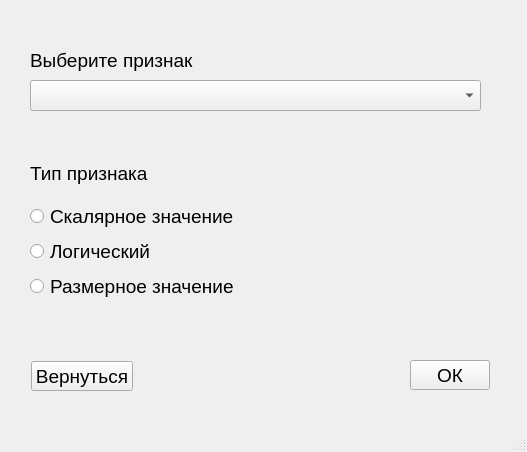
Before: the Qt Designer form layouts/knowledgeEditorFeaturePossibleDefinition.ui in RyndychRD/Classifier, drawn with Qt 5.
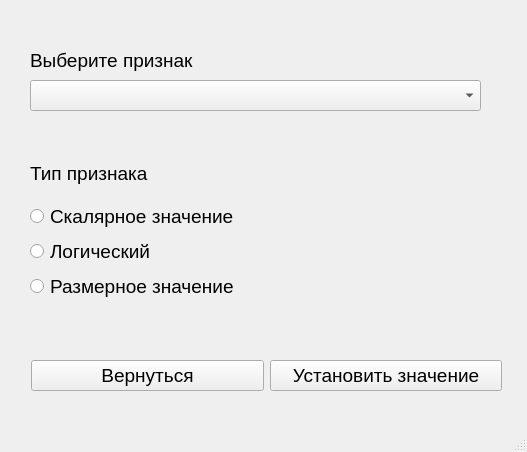
After: the same form once the commit is applied.

Patch:
```diff
--- a/layouts/knowledgeEditorFeaturePossibleDefinition.ui
+++ b/layouts/knowledgeEditorFeaturePossibleDefinition.ui
@@ -59,30 +59,12 @@
      </font>
     </property>
    </widget>
-   <widget class="QPushButton" name="button_goBack_featurePossibleDefinition">
-    <property name="geometry">
-     <rect>
-      <x>31</x>
-      <y>361</y>
-      <width>102</width>
-      <height>30</height>
-     </rect>
-    </property>
-    <property name="font">
-     <font>
-      <pointsize>14</pointsize>
-     </font>
-    </property>
-    <property name="text">
-     <string>Вернуться</string>
-    </property>
-   </widget>
    <widget class="QWidget" name="layoutWidget">
     <property name="geometry">
      <rect>
       <x>30</x>
       <y>150</y>
-      <width>221</width>
+      <width>291</width>
       <height>151</height>
      </rect>
     </property>
@@ -137,23 +119,41 @@
      </item>
     </layout>
    </widget>
-   <widget class="QPushButton" name="button_Ok_featurePossibleDefinition">
+   <widget class="QWidget" name="layoutWidget">
     <property name="geometry">
      <rect>
-      <x>410</x>
+      <x>31</x>
       <y>360</y>
-      <width>80</width>
-      <height>30</height>
+      <width>471</width>
+      <height>32</height>
      </rect>
     </property>
+    <layout class="QHBoxLayout" name="horizontalLayout">
+     <item>
+      <widget class="QPushButton" name="button_goBack_featurePossibleDefinition">
     <property name="font">
      <font>
       <pointsize>14</pointsize>
      </font>
     </property>
     <property name="text">
-     <string>ОК</string>
-    </property>
+        <string>Вернуться</string>
+       </property>
+      </widget>
+     </item>
+     <item>
+      <widget class="QPushButton" name="button_Ok_featurePossibleDefinition">
+       <property name="font">
+        <font>
+         <pointsize>14</pointsize>
+        </font>
+       </property>
+       <property name="text">
+        <string>Установить значение</string>
+       </property>
+      </widget>
+     </item>
+    </layout>
    </widget>
   </widget>
   <widget class="QMenuBar" name="menubar">
```
Lines whose indentation alone changed are shown as unchanged.
